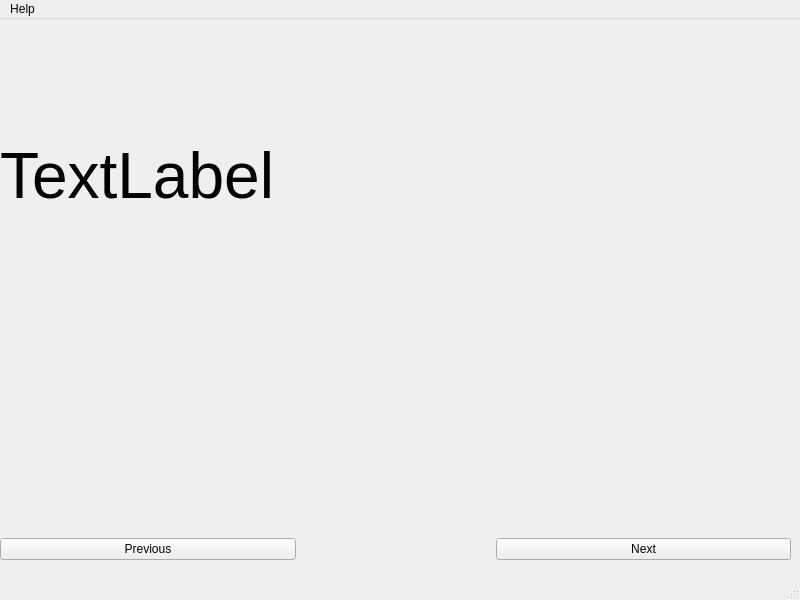
The window that mainwindow.ui (MarkHarrison03/RecipeApp) describes before a commit, drawn with Qt 5.
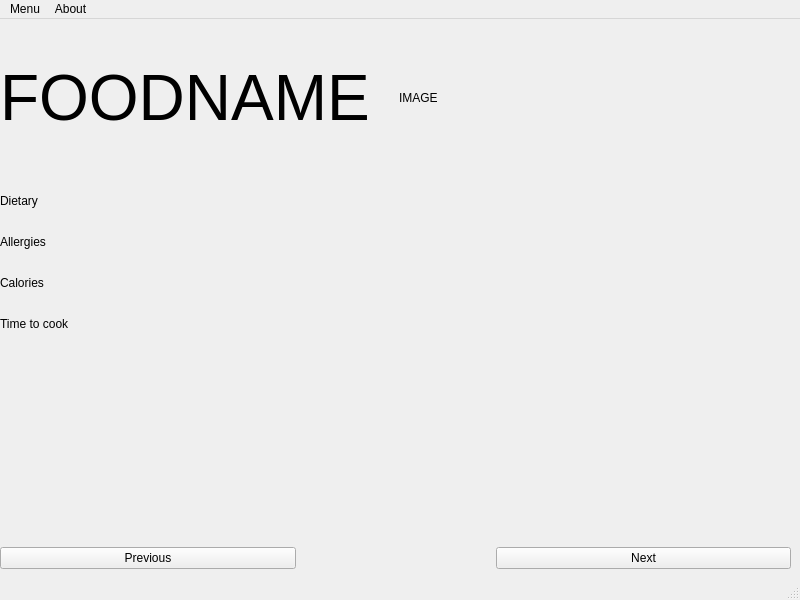
The same window after the commit.

```diff
--- a/mainwindow.ui
+++ b/mainwindow.ui
@@ -20,11 +20,11 @@
       <x>0</x>
       <y>0</y>
       <width>791</width>
-      <height>541</height>
+      <height>550</height>
      </rect>
     </property>
     <layout class="QGridLayout" name="gridLayout">
-     <item row="1" column="0">
+     <item row="3" column="0">
       <layout class="QHBoxLayout" name="horizontalLayout">
        <property name="spacing">
         <number>200</number>
@@ -51,17 +51,60 @@
        </item>
       </layout>
      </item>
-     <item row="0" column="0">
-      <widget class="QLabel" name="label">
+     <item row="1" column="0">
+      <layout class="QHBoxLayout" name="horizontalLayout_2">
+       <item>
+        <widget class="QLabel" name="titleLabel">
        <property name="font">
         <font>
          <pointsize>48</pointsize>
         </font>
        </property>
        <property name="text">
-        <string>TextLabel</string>
-       </property>
-      </widget>
+          <string>FOODNAME</string>
+         </property>
+        </widget>
+       </item>
+       <item>
+        <widget class="QLabel" name="label">
+         <property name="text">
+          <string>IMAGE</string>
+         </property>
+        </widget>
+       </item>
+      </layout>
+     </item>
+     <item row="2" column="0">
+      <layout class="QVBoxLayout" name="verticalLayout">
+       <item>
+        <widget class="QLabel" name="DietLabel">
+         <property name="text">
+          <string>Dietary</string>
+         </property>
+        </widget>
+       </item>
+       <item>
+        <widget class="QLabel" name="AllergiesLabel">
+         <property name="text">
+          <string>Allergies</string>
+         </property>
+        </widget>
+       </item>
+       <item>
+        <widget class="QLabel" name="CaloriesLabel">
+         <property name="text">
+          <string>Calories</string>
+         </property>
+        </widget>
+       </item>
+       <item>
+        <widget class="QLabel" name="TTCLabel">
+         <property name="text">
+          <string>Time to cook</string>
+         </property>
+        </widget>
+       </item>
+      </layout>
      </item>
     </layout>
    </widget>
@@ -77,14 +120,20 @@
    </property>
    <widget class="QMenu" name="menuNew_Recipe">
     <property name="title">
-     <string>Help</string>
+     <string>Menu</string>
     </property>
     <addaction name="separator"/>
     <addaction name="separator"/>
     <addaction name="actionCreate_new_recipe"/>
     <addaction name="actionDelete_recipe"/>
    </widget>
+   <widget class="QMenu" name="menuAbout">
+    <property name="title">
+     <string>About</string>
+    </property>
+   </widget>
    <addaction name="menuNew_Recipe"/>
+   <addaction name="menuAbout"/>
   </widget>
   <widget class="QStatusBar" name="statusbar"/>
   <action name="actionCreate_new_recipe">
```
Lines whose indentation alone changed are shown as unchanged.
